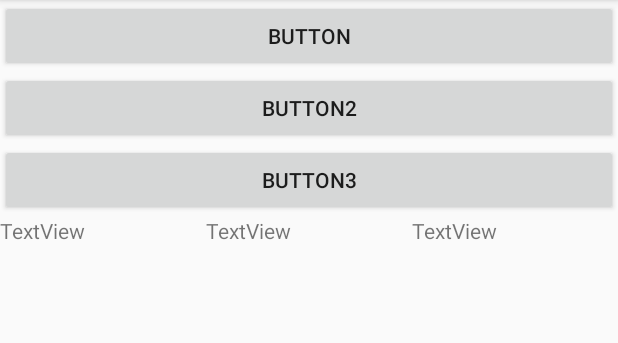
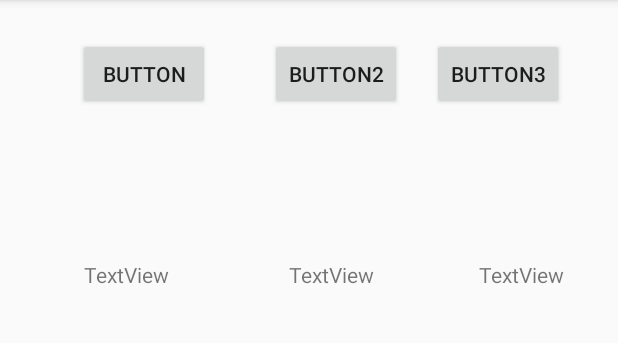
Before and after one commit to leehandsub/studyko, an Android app: the screen it shows after launch (MainActivity), on a phone screen of 412 x 824 dp, the part 84-427 px from its top. Run offline under Robolectric (Android 15) with nearby library versions, the phone set to English and light mode, and no system bars.

Commit message:
Update activity_main.xml

```diff
--- a/app/src/main/res/layout/activity_main.xml
+++ b/app/src/main/res/layout/activity_main.xml
@@ -6,55 +6,91 @@
     android:layout_height="match_parent"
     tools:context=".MainActivity">
 
-    <LinearLayout
-        android:layout_width="match_parent"
-        android:layout_height="match_parent"
-        android:orientation="vertical">
 
     <Button
         android:id="@+id/button"
-            android:layout_width="match_parent"
+        android:layout_width="wrap_content"
         android:layout_height="wrap_content"
-            android:text="Button" />
+        android:layout_marginStart="52dp"
+        android:layout_marginTop="100dp"
+        android:layout_marginEnd="20dp"
+        android:text="Button"
+        app:layout_constraintBottom_toTopOf="@+id/textView4"
+        app:layout_constraintEnd_toStartOf="@+id/button2"
+        app:layout_constraintStart_toStartOf="parent"
+        app:layout_constraintTop_toTopOf="parent" />
 
     <Button
         android:id="@+id/button2"
-            android:layout_width="match_parent"
+        android:layout_width="wrap_content"
         android:layout_height="wrap_content"
-            android:text="Button2" />
+
+        android:layout_marginStart="20dp"
+        android:layout_marginTop="100dp"
+        android:layout_marginEnd="20dp"
+        android:text="Button2"
+        app:layout_constraintBottom_toTopOf="@+id/textView5"
+        app:layout_constraintEnd_toStartOf="@+id/button3"
+        app:layout_constraintStart_toEndOf="@+id/button"
+        app:layout_constraintTop_toTopOf="parent" />
 
     <Button
         android:id="@+id/button3"
-            android:layout_width="match_parent"
+        android:layout_width="wrap_content"
         android:layout_height="wrap_content"
-            android:text="Button3" />
-
-        <LinearLayout
-            android:layout_width="match_parent"
-            android:layout_height="match_parent"
-            android:orientation="horizontal">
+        android:layout_marginStart="20dp"
+        android:layout_marginTop="100dp"
+        android:layout_marginEnd="52dp"
+        android:text="Button3"
+        app:layout_constraintBottom_toTopOf="@+id/textView6"
+        app:layout_constraintEnd_toEndOf="parent"
+        app:layout_constraintHorizontal_bias="0.981"
+        app:layout_constraintStart_toEndOf="@+id/button"
+        app:layout_constraintTop_toTopOf="parent"
+        app:layout_constraintVertical_bias="0.173" />
 
     <TextView
         android:id="@+id/textView4"
         android:layout_width="wrap_content"
         android:layout_height="wrap_content"
-                android:layout_weight="1"
-                android:text="TextView" />
+        android:layout_marginStart="72dp"
+        android:layout_marginTop="100dp"
+        android:layout_marginEnd="20dp"
+        android:layout_marginBottom="650dp"
+        android:text="TextView"
+        app:layout_constraintBottom_toBottomOf="parent"
+        app:layout_constraintEnd_toStartOf="@+id/textView5"
+        app:layout_constraintStart_toStartOf="parent"
+        app:layout_constraintTop_toBottomOf="@+id/button" />
 
     <TextView
         android:id="@+id/textView5"
         android:layout_width="wrap_content"
         android:layout_height="wrap_content"
+        android:layout_marginStart="60dp"
+        android:layout_marginTop="100dp"
+        android:layout_marginEnd="40dp"
+        android:layout_marginBottom="650dp"
         android:layout_weight="1"
-                android:text="TextView" />
+        android:text="TextView"
+        app:layout_constraintBottom_toBottomOf="parent"
+        app:layout_constraintEnd_toStartOf="@id/textView6"
+        app:layout_constraintStart_toEndOf="@id/textView4"
+        app:layout_constraintTop_toBottomOf="@+id/button2" />
 
     <TextView
         android:id="@+id/textView6"
         android:layout_width="wrap_content"
         android:layout_height="wrap_content"
+        android:layout_marginStart="30dp"
+        android:layout_marginTop="100dp"
+        android:layout_marginEnd="52dp"
+        android:layout_marginBottom="650dp"
         android:layout_weight="1"
-                android:text="TextView" />
-        </LinearLayout>
-    </LinearLayout>
+        android:text="TextView"
+        app:layout_constraintBottom_toBottomOf="parent"
+        app:layout_constraintEnd_toEndOf="parent"
+        app:layout_constraintStart_toEndOf="@id/textView5"
+        app:layout_constraintTop_toBottomOf="@+id/button3" />
 
 </androidx.constraintlayout.widget.ConstraintLayout>
```
Lines whose indentation alone changed are shown as unchanged.
